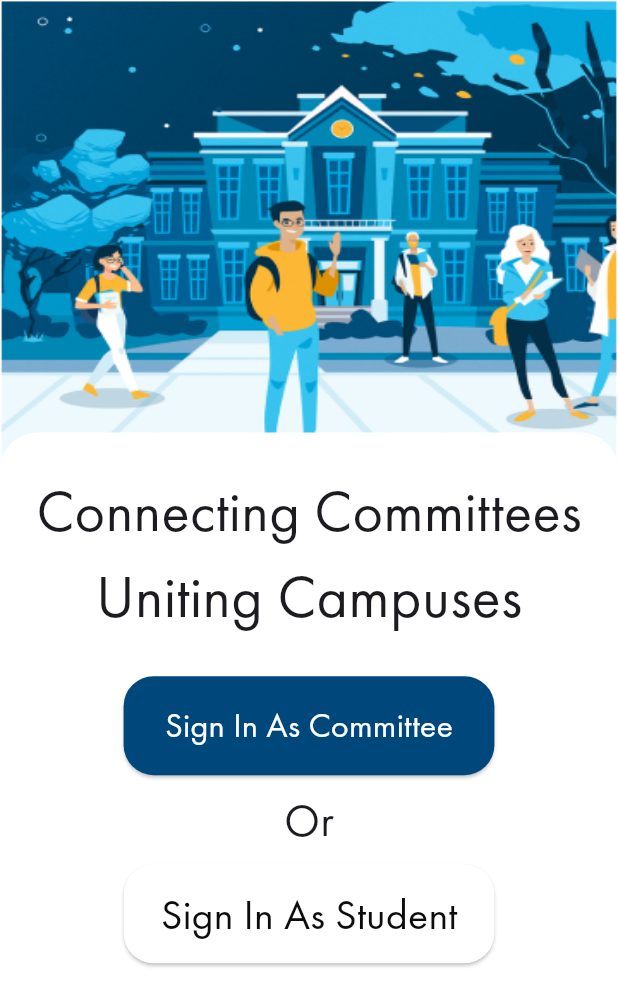
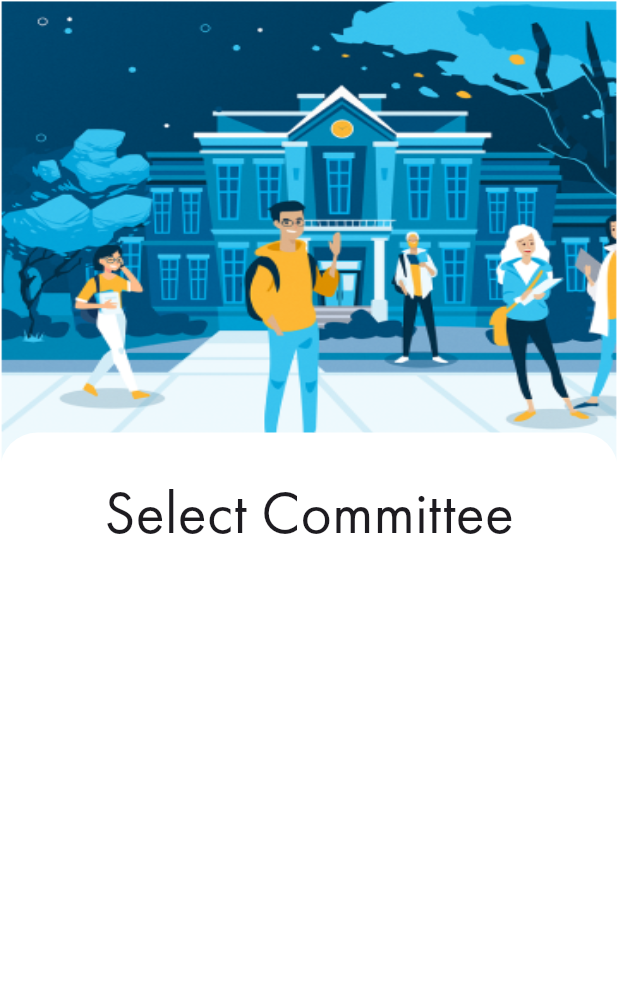
Before and after one commit to RohitBB3010/Campus-Connect, a Flutter app: the screen it shows after launch, after a tap on "Sign In As Committee", on a phone screen of 412 x 824 dp. Shown: the top 1006 px of the screen. Run offline on Flutter 3.47's test engine with Material 3 defaults, Android fonts, the light colour scheme and no system bars; drawn by our look-alikes of auto_size_text; our stand-ins replace cloud_firestore, copy_with_extension, firebase_core, flutter_bloc; accounts and stored records are empty.

Commit message:
Added models and code to fetch committees list

```diff
--- a/lib/auth/auth_cubit.dart
+++ b/lib/auth/auth_cubit.dart
@@ -1,6 +1,17 @@
 import 'package:campus_connecy/auth/auth_state.dart';
+import 'package:cloud_firestore/cloud_firestore.dart';
+import 'package:flutter/widgets.dart';
 import 'package:flutter_bloc/flutter_bloc.dart';
 
 class AuthCubit extends Cubit<AuthState> {
   AuthCubit() : super(AuthUnAuthenticatedState());
+
+  void getCommitteesList() async {
+    var document = await FirebaseFirestore.instance
+        .collection('back-end_data')
+        .doc('committee_codes')
+        .get();
+
+    debugPrint(document.data().toString());
+  }
 }
--- a/lib/auth/auth_state.dart
+++ b/lib/auth/auth_state.dart
@@ -1,5 +1,20 @@
+import 'package:campus_connecy/models/committee.dart';
+import 'package:copy_with_extension/copy_with_extension.dart';
+
+part 'auth_state.g.dart';
+
 class AuthState {}
 
 class AuthAuthenticatedState extends AuthState {}
 
-class AuthUnAuthenticatedState extends AuthState {}
+@CopyWith()
+class AuthUnAuthenticatedState extends AuthState {
+  String? email;
+  String? password;
+  String? selectedCommittee;
+  String? committeeCode;
+  List<Committee>? availableCommittes;
+
+  AuthUnAuthenticatedState(
+      {this.email, this.password, this.selectedCommittee, this.committeeCode});
+}
--- a/lib/auth/committee_code_page.dart
+++ b/lib/auth/committee_code_page.dart
@@ -0,0 +1,25 @@
+import 'package:auto_size_text/auto_size_text.dart';
+import 'package:campus_connecy/components/auth_skeleton.dart';
+import 'package:campus_connecy/constants/spacingConsts.dart';
+import 'package:campus_connecy/constants/string_constants.dart';
+import 'package:flutter/material.dart';
+
+class CommitteeCodePage extends StatelessWidget {
+  const CommitteeCodePage({super.key});
+
+  @override
+  Widget build(BuildContext context) {
+    return AuthSkeleton(
+      bodyContent: Column(
+        children: [
+          SpacingConsts().mediumHeightBetweenFields(context),
+          AutoSizeText(
+            AuthStrings().selectCommittee,
+            style: const TextStyle(fontFamily: 'Futura', fontSize: 40.0),
+          ),
+          SpacingConsts().mediumHeightBetweenFields(context),
+        ],
+      ),
+    );
+  }
+}
--- a/lib/auth/select_page.dart
+++ b/lib/auth/select_page.dart
@@ -1,4 +1,6 @@
 import 'package:auto_size_text/auto_size_text.dart';
+import 'package:campus_connecy/auth/committee_code_page.dart';
+import 'package:campus_connecy/components/auth_skeleton.dart';
 import 'package:campus_connecy/components/custom_button.dart';
 import 'package:campus_connecy/constants/colors.dart';
 import 'package:campus_connecy/constants/spacingConsts.dart';
@@ -10,43 +12,8 @@ class SelectPage extends StatelessWidget {
 
   @override
   Widget build(BuildContext context) {
-    return SafeArea(
-      child: Scaffold(
-        backgroundColor: primary2,
-        body: SingleChildScrollView(
-          child: SizedBox(
-            height: MediaQuery.of(context).size.height,
-            child: Stack(
-              clipBehavior: Clip.none,
-              children: [
-                Container(
-                  width: MediaQuery.of(context).size.width,
-                  height: MediaQuery.of(context).size.height * 0.4,
-                  decoration: const BoxDecoration(
-                    image: DecorationImage(
-                      image: AssetImage('assets/signin_bg.png'),
-                      fit: BoxFit.fill,
-                    ),
-                  ),
-                ),
-                Positioned(
-                  left: 0,
-                  right: 0,
-                  top: MediaQuery.of(context).size.height * 0.35,
-                  child: Container(
-                    width: MediaQuery.of(context).size.width,
-                    height: MediaQuery.of(context).size.height * 0.7,
-                    padding: EdgeInsets.symmetric(
-                      horizontal: MediaQuery.of(context).size.width * 0.05,
-                    ),
-                    decoration: BoxDecoration(
-                      borderRadius: const BorderRadius.only(
-                        topLeft: Radius.circular(25.0),
-                        topRight: Radius.circular(25.0),
-                      ),
-                      color: primary1,
-                    ),
-                    child: Column(
+    return AuthSkeleton(
+      bodyContent: Column(
         crossAxisAlignment: CrossAxisAlignment.center,
         mainAxisAlignment: MainAxisAlignment.start,
         children: [
@@ -67,10 +34,11 @@ class SelectPage extends StatelessWidget {
               fontSize: 40.0,
             ),
           ),
-                        SpacingConsts()
-                            .customHeightBetweenFields(context, 0.03),
-                        CustomButton(context, AuthStrings().committeeAuth,
-                            accent3, () {}, 0.6, 0.08),
+          SpacingConsts().customHeightBetweenFields(context, 0.03),
+          CustomButton(context, AuthStrings().committeeAuth, accent3, () {
+            Navigator.of(context).push(
+                MaterialPageRoute(builder: (context) => CommitteeCodePage()));
+          }, 0.6, 0.08),
           SpacingConsts().smallHeightBetweenFields(context),
           const AutoSizeText(
             'Or',
@@ -80,16 +48,9 @@ class SelectPage extends StatelessWidget {
             ),
           ),
           SpacingConsts().smallHeightBetweenFields(context),
-                        CustomButton(context, AuthStrings().studentAuth,
-                            primary1, () {}, 0.6, 0.08),
+          CustomButton(
+              context, AuthStrings().studentAuth, primary1, () {}, 0.6, 0.08),
         ],
-                    ),
-                  ),
-                ),
-              ],
-            ),
-          ),
-        ),
       ),
     );
   }
--- /dev/null
+++ b/lib/components/auth_skeleton.dart
@@ -0,0 +1,55 @@
+import 'package:campus_connecy/constants/colors.dart';
+import 'package:flutter/material.dart';
+
+class AuthSkeleton extends StatelessWidget {
+  AuthSkeleton({super.key, required this.bodyContent});
+  Widget bodyContent;
+
+  @override
+  Widget build(BuildContext context) {
+    return SafeArea(
+      child: Scaffold(
+        backgroundColor: primary2,
+        body: SingleChildScrollView(
+          child: SizedBox(
+            height: MediaQuery.of(context).size.height,
+            child: Stack(
+              clipBehavior: Clip.none,
+              children: [
+                Container(
+                  width: MediaQuery.of(context).size.width,
+                  height: MediaQuery.of(context).size.height * 0.4,
+                  decoration: const BoxDecoration(
+                    image: DecorationImage(
+                      image: AssetImage('assets/signin_bg.png'),
+                      fit: BoxFit.fill,
+                    ),
+                  ),
+                ),
+                Positioned(
+                  left: 0,
+                  right: 0,
+                  top: MediaQuery.of(context).size.height * 0.35,
+                  child: Container(
+                      width: MediaQuery.of(context).size.width,
+                      height: MediaQuery.of(context).size.height * 0.7,
+                      padding: EdgeInsets.symmetric(
+                        horizontal: MediaQuery.of(context).size.width * 0.05,
+                      ),
+                      decoration: BoxDecoration(
+                        borderRadius: const BorderRadius.only(
+                          topLeft: Radius.circular(25.0),
+                          topRight: Radius.circular(25.0),
+                        ),
+                        color: primary1,
+                      ),
+                      child: bodyContent),
+                ),
+              ],
+            ),
+          ),
+        ),
+      ),
+    );
+  }
+}
--- /dev/null
+++ b/lib/constants/fb_consts.dart
@@ -0,0 +1,5 @@
+class CommitteeList {
+  static const committeName = "name";
+  static const committeeLogo = "logo";
+  static const committeeCode = "code";
+}
--- a/lib/constants/string_constants.dart
+++ b/lib/constants/string_constants.dart
@@ -8,4 +8,5 @@ class AuthStrings {
   String signIn = "Sign In";
   String committeeUsername = "Enter Username";
   String enterPassword = "Enter Password";
+  String selectCommittee = "Select Committee";
 }
--- a/lib/main.dart
+++ b/lib/main.dart
@@ -18,7 +18,7 @@ class MainApp extends StatelessWidget {
   Widget build(BuildContext context) {
     return MaterialApp(
         home: BlocProvider(
-      create: (context) => AuthCubit(),
+      create: (context) => AuthCubit()..getCommitteesList(),
       child: BlocBuilder<AuthCubit, AuthState>(
         builder: (context, state) {
           if (state is AuthUnAuthenticatedState) {
--- /dev/null
+++ b/lib/models/committee.dart
@@ -0,0 +1,21 @@
+import 'package:json_annotation/json_annotation.dart';
+
+part 'committee.g.dart';
+
+@JsonSerializable()
+class Committee {
+  String name;
+  String code;
+  String image;
+
+  factory Committee.fromJson(Map<String, dynamic> json) =>
+      _$CommitteeFromJson(json);
+
+  Committee({
+    required this.name,
+    required this.code,
+    required this.image,
+  });
+
+  Map<String, dynamic> toJson() => _$CommitteeToJson(this);
+}
--- a/pubspec.yaml
+++ b/pubspec.yaml
@@ -19,6 +19,8 @@ dependencies:
   flutter_bloc: ^8.1.6
   flutter_svg: ^2.0.10+1
   ionicons: ^0.2.2
+  json_annotation: ^4.9.0
+  json_serializable: ^6.8.0
 
 dev_dependencies:
   flutter_test:
```
Also changed, not shown: lib/auth/auth_state.g.dart (added), lib/models/committee.g.dart (added), pubspec.lock. Lines whose indentation alone changed are shown as unchanged.
